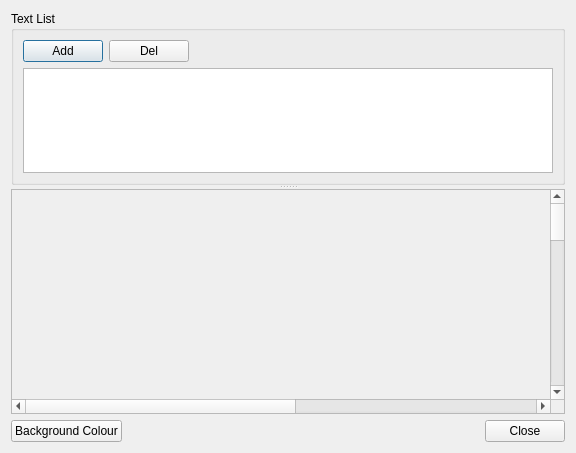
Above: kvmrt2_media_editor/StationImagePool.ui from gyongchae/MediaEditor before the change. Below: the same form after it.
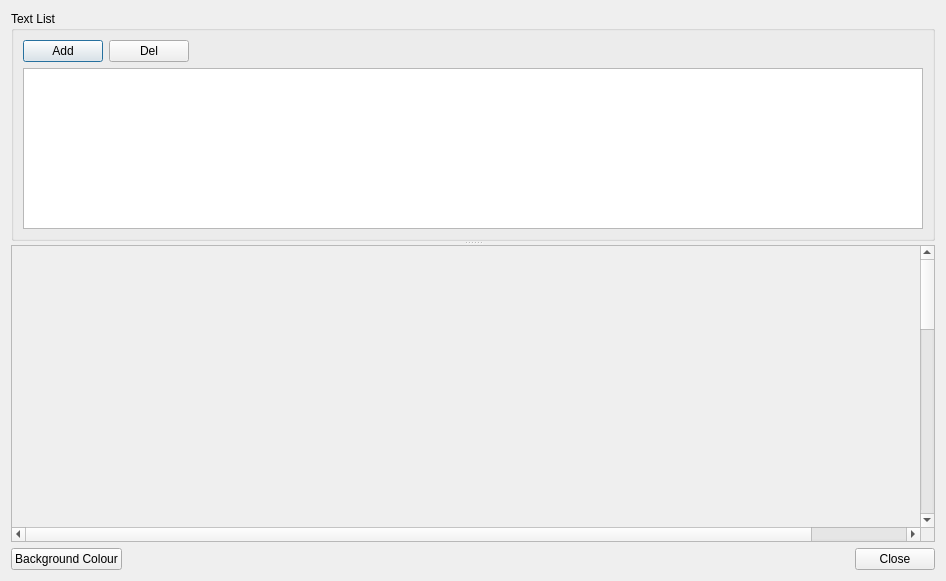
That is the form after the change.

Diff of the .ui file:
```diff
--- a/kvmrt2_media_editor/StationImagePool.ui
+++ b/kvmrt2_media_editor/StationImagePool.ui
@@ -6,8 +6,8 @@
    <rect>
     <x>0</x>
     <y>0</y>
-    <width>576</width>
-    <height>453</height>
+    <width>946</width>
+    <height>581</height>
    </rect>
   </property>
   <property name="windowTitle">
```
